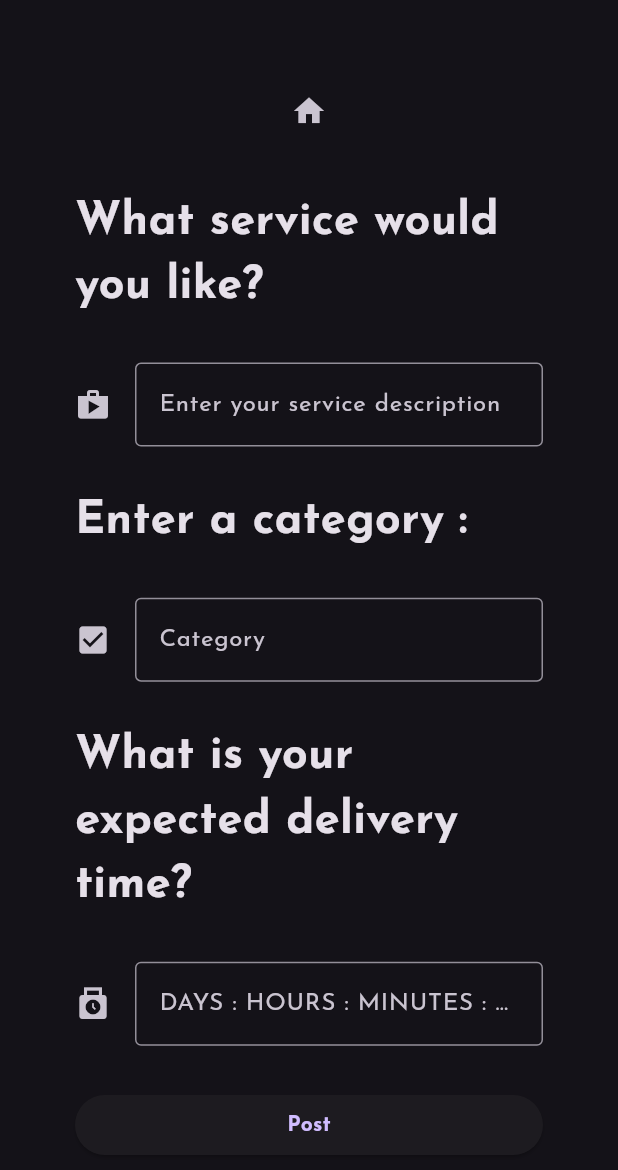
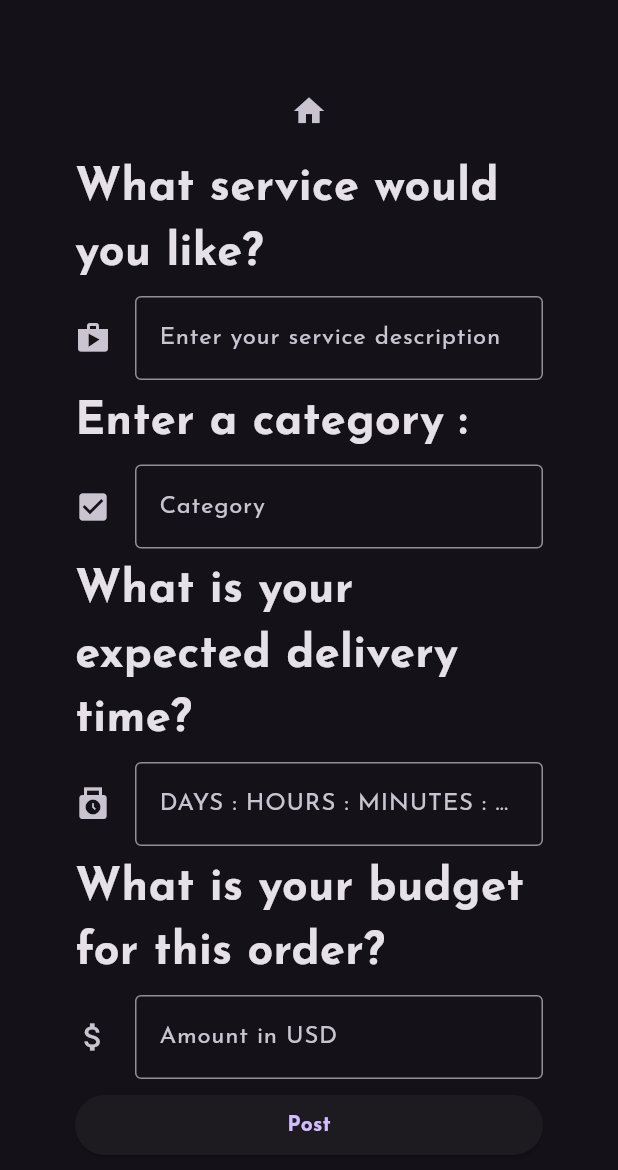
Before and after one commit to DarthBob112112/anonwork, a Flutter app: the screen it shows after launch, on a phone screen of 412 x 824 dp. Shown: the top 1170 px of the screen. Run offline on Flutter 3.47's test engine with Material 3 defaults, Android fonts, the phone set to English and light mode, and no system bars; missing offline and left inert: web3dart.

Commit message:
added money section

```diff
--- a/lib/post_work.dart
+++ b/lib/post_work.dart
@@ -13,6 +13,8 @@ class _PostScreenState extends State<PostScreen> {
       TextEditingController(); //service description
   final TextEditingController _controller2 = TextEditingController(); //category
   final TextEditingController _controller3 =
+      TextEditingController(); //delivery time
+  final TextEditingController _controller4 =
       TextEditingController(); //delivery time
   @override
   void dispose() {
@@ -66,6 +68,15 @@ class _PostScreenState extends State<PostScreen> {
               icon: Icon(Icons.punch_clock),
               controller: _controller3,
             ),
+            const Text(
+              "What is your budget for this order?",
+              style: TextStyle(fontWeight: FontWeight.bold, fontSize: 30),
+            ),
+            customTextField(
+              name: 'Amount in USD',
+              icon: Icon(Icons.attach_money),
+              controller: _controller4,
+            ),
             ElevatedButton(
               onPressed: () {
                 String x = _controller1.text;
```
